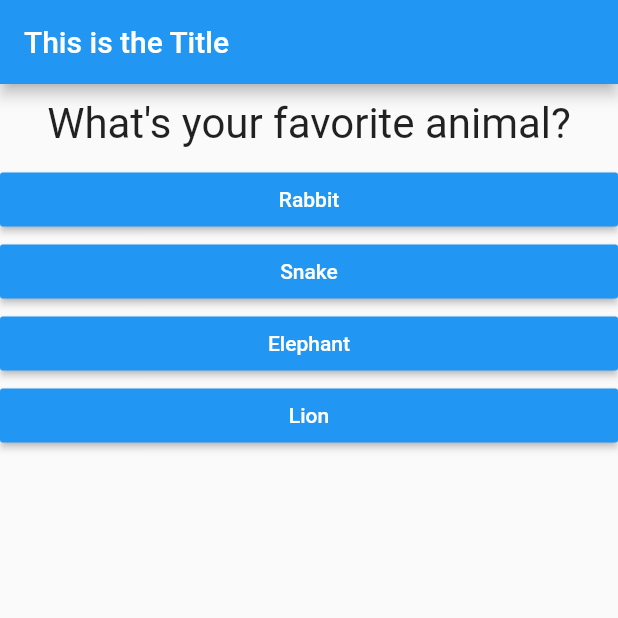
After one commit to kaushalvivek/flutter-coursework, a Flutter app: the screen it shows after launch, after a tap on "Black", on a phone screen of 412 x 824 dp, the top half of it. The commit adds this screen. Run offline on Flutter 3.47's test engine with Material 2 defaults, Android fonts, the phone set to English and light mode, and no system bars.

Commit message:
Pre-Assignment 1

```diff
--- a/code/flutter_complete_guide/lib/main.dart
+++ b/code/flutter_complete_guide/lib/main.dart
@@ -1,61 +1,83 @@
 import 'package:flutter/material.dart';
 
-import './question.dart';
-import './answer.dart';
+import './quiz.dart';
+import './result.dart';
 
 void main() => runApp(MyApp());
 
 class MyApp extends StatefulWidget {
   @override
   State<StatefulWidget> createState() {
-    // TODO: implement createState
     return _MyAppState();
   }
 }
 
 class _MyAppState extends State<MyApp> {
-  var questionIndex = 0;
+  var _questionIndex = 0;
+  var _totalScore = 0;
+  final _questions = const [
+    {
+      'questionText': 'What\'s your favorite color?',
+      'answers': [
+        {'text': 'Black', 'score': 10},
+        {'text': 'Red', 'score': 5},
+        {'text': 'Green', 'score': 3},
+        {'text': 'White', 'score': 1},
+      ],
+    },
+    {
+      'questionText': 'What\'s your favorite animal?',
+      'answers': [
+        {'text': 'Rabbit', 'score': 3},
+        {'text': 'Snake', 'score': 11},
+        {'text': 'Elephant', 'score': 5},
+        {'text': 'Lion', 'score': 9},
+      ],
+    },
+    {
+      'questionText': 'Who\'s your favorite instructor?',
+      'answers': [
+        {'text': 'Max', 'score': 1},
+        {'text': 'Max', 'score': 1},
+        {'text': 'Max', 'score': 1},
+        {'text': 'Max', 'score': 1},
+      ],
+    },
+  ];
 
-  void _answerQuestion() {
+  void _resetQuiz() {
     setState(() {
-      questionIndex = questionIndex + 1;
+      _questionIndex = 0;
+      _totalScore = 0;
+    });
+  }
+
+  void _answerQuestion(int score) {
+    if (_questionIndex < _questions.length) {
+      print("so far so good");
+    } else {
+      print("oops, out of questions");
+    }
+    _totalScore += score;
+    setState(() {
+      _questionIndex = _questionIndex + 1;
     });
     print("Answer Chosen!");
   }
 
   @override
   Widget build(BuildContext context) {
-    const questions = [
-      {
-        'questionText': 'What\'s your favorite color?',
-        'answers': ['Black', 'Red', 'Green', 'White'],
-      },
-      {
-        'questionText': 'What\'s your favorite animal?',
-        'answers': ['Rabbit', 'Snake', 'Elephant', 'Lion'],
-      },
-      {
-        'questionText': 'Who\'s your favorite instructor?',
-        'answers': ['Max', 'Max', 'Max', 'Max'],
-      },
-    ];
     return MaterialApp(
       home: Scaffold(
         appBar: AppBar(
           title: Text('This is the Title'),
         ),
-        body: Column(
-          children: <Widget>[
-            Question(
-              questions[questionIndex]['questionText'],
-            ),
-            ...(questions[questionIndex]['answers'] as List<String>).map(
-              (answer) {
-                return Answer(_answerQuestion, answer);
-              },
-            ).toList(),
-          ],
-        ),
+        body: _questionIndex < _questions.length
+            ? Quiz(
+                questions: _questions,
+                questionIndex: _questionIndex,
+                answerQuestion: _answerQuestion)
+            : Result(_totalScore, _resetQuiz),
       ),
     );
   }
--- /dev/null
+++ b/code/flutter_complete_guide/lib/quiz.dart
@@ -0,0 +1,33 @@
+import 'package:flutter/material.dart';
+
+import './question.dart';
+import './answer.dart';
+
+class Quiz extends StatelessWidget {
+  final List questions;
+  final int questionIndex;
+  final answerQuestion;
+
+  Quiz(
+      {@required this.questions,
+      @required this.questionIndex,
+      @required this.answerQuestion});
+
+  @override
+  Widget build(BuildContext context) {
+    return Column(
+      children: <Widget>[
+        Question(
+          questions[questionIndex]['questionText'],
+        ),
+        ...(questions[questionIndex]['answers'] as List<Map<String, Object>>)
+            .map(
+          (answer) {
+            return Answer(
+                () => answerQuestion(answer['score']), answer['text']);
+          },
+        ).toList(),
+      ],
+    );
+  }
+}
```
Also changed, not shown: code/flutter_complete_guide/lib/result.dart (added, +36 -0 lines), 1 other file.
